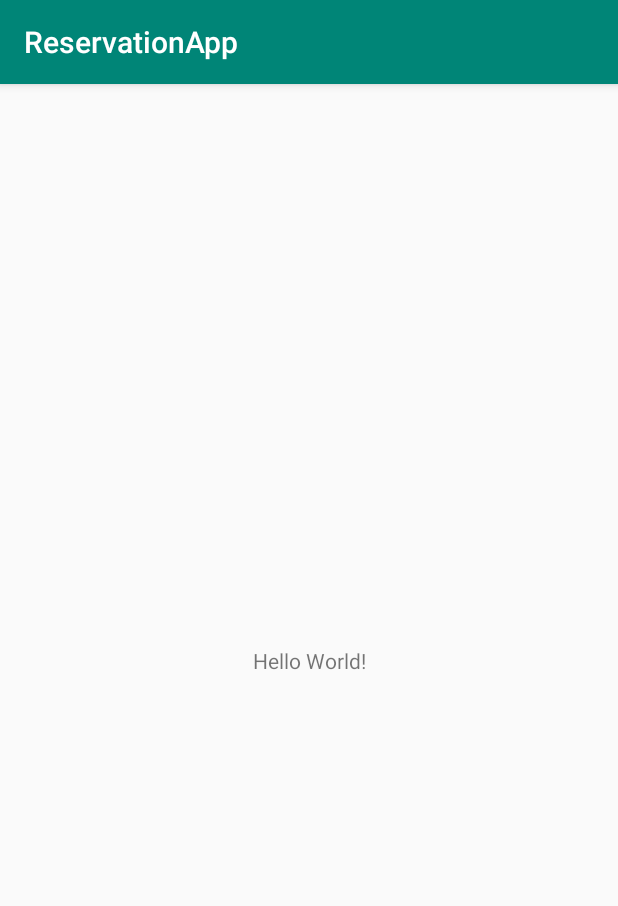
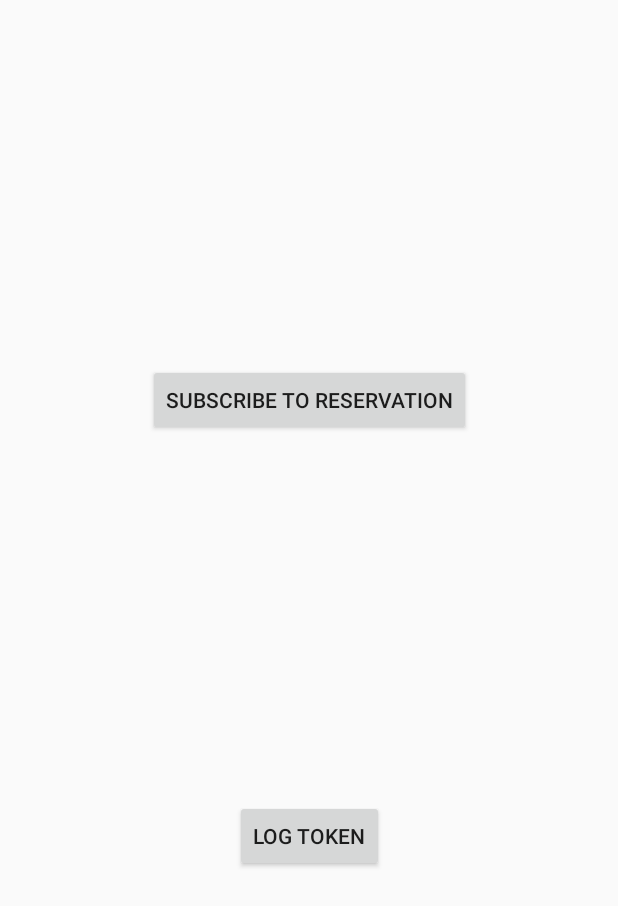
Before and after one commit to sonhyenoh/Reservation-App, an Android app: the screen it shows after launch (MainActivity), on a phone screen of 412 x 824 dp. Shown: the top 906 px of the screen. Run offline under Robolectric (Android 15) with nearby library versions, the phone set to English and light mode, and no system bars.

Commit message:
Firebase Cloud Messaging

```diff
--- a/ReservationApp/app/src/main/java/com/example/reservationapp/MainActivity.kt
+++ b/ReservationApp/app/src/main/java/com/example/reservationapp/MainActivity.kt
@@ -1,12 +1,90 @@
 package com.example.reservationapp
 
+import android.app.NotificationChannel
+import android.app.NotificationManager
+import android.os.Build
+import android.os.Bundle
+import android.util.Log
+import android.widget.Toast
 import androidx.appcompat.app.AppCompatActivity
-import android.os.Bundle
+import com.google.android.gms.tasks.OnCompleteListener
+import com.google.firebase.iid.FirebaseInstanceId
+import com.google.firebase.messaging.FirebaseMessaging
+import kotlinx.android.synthetic.main.activity_main.*
 
 class MainActivity : AppCompatActivity() {
 
     override fun onCreate(savedInstanceState: Bundle?) {
         super.onCreate(savedInstanceState)
         setContentView(R.layout.activity_main)
+
+        if (Build.VERSION.SDK_INT >= Build.VERSION_CODES.O) {
+            // Create channel to show notifications.
+            val channelId = getString(R.string.default_notification_channel_id)
+            val channelName = getString(R.string.default_notification_channel_name)
+            val notificationManager = getSystemService(NotificationManager::class.java)
+            notificationManager?.createNotificationChannel(NotificationChannel(channelId,
+                channelName, NotificationManager.IMPORTANCE_LOW))
+        }
+
+        // If a notification message is tapped, any data accompanying the notification
+        // message is available in the intent extras. In this sample the launcher
+        // intent is fired when the notification is tapped, so any accompanying data would
+        // be handled here. If you want a different intent fired, set the click_action
+        // field of the notification message to the desired intent. The launcher intent
+        // is used when no click_action is specified.
+        //
+        // Handle possible data accompanying notification message.
+        // [START handle_data_extras]
+        intent.extras?.let {
+            for (key in it.keySet()) {
+                val value = intent.extras?.get(key)
+                Log.d(TAG, "Key: $key Value: $value")
+            }
+        }
+        // [END handle_data_extras]
+
+        subscribeButton.setOnClickListener {
+            Log.d(TAG, "Subscribing to reservation topic")
+            // [START subscribe_topics]
+            FirebaseMessaging.getInstance().subscribeToTopic("reservation")
+                .addOnCompleteListener { task ->
+                    var msg = getString(R.string.msg_subscribed)
+                    if (!task.isSuccessful) {
+                        msg = getString(R.string.msg_subscribe_failed)
+                    }
+                    Log.d(TAG, msg)
+                    Toast.makeText(baseContext, msg, Toast.LENGTH_SHORT).show()
+                }
+            // [END subscribe_topics]
+        }
+
+        logTokenButton.setOnClickListener {
+            // Get token
+            // [START retrieve_current_token]
+            FirebaseInstanceId.getInstance().instanceId
+                .addOnCompleteListener(OnCompleteListener { task ->
+                    if (!task.isSuccessful) {
+                        Log.w(TAG, "getInstanceId failed", task.exception)
+                        return@OnCompleteListener
+                    }
+
+                    // Get new Instance ID token
+                    val token = task.result?.token
+
+                    // Log and toast
+                    val msg = getString(R.string.msg_token_fmt, token)
+                    Log.d(TAG, msg)
+                    Toast.makeText(baseContext, msg, Toast.LENGTH_SHORT).show()
+                })
+            // [END retrieve_current_token]
+        }
+
+        Toast.makeText(this, "See README for setup instructions", Toast.LENGTH_SHORT).show()
+    }
+
+    companion object {
+
+        private const val TAG = "MainActivity"
     }
 }
--- a/ReservationApp/app/src/main/res/layout/activity_main.xml
+++ b/ReservationApp/app/src/main/res/layout/activity_main.xml
@@ -7,13 +7,24 @@
         android:layout_height="match_parent"
         tools:context=".MainActivity">
 
-    <TextView
+    <Button
+            android:id="@+id/subscribeButton"
             android:layout_width="wrap_content"
             android:layout_height="wrap_content"
-            android:text="Hello World!"
+            app:layout_constraintTop_toTopOf="parent"
+            app:layout_constraintBottom_toTopOf="@id/logTokenButton"
+            app:layout_constraintLeft_toLeftOf="parent"
+            app:layout_constraintRight_toRightOf="parent"
+            android:text="@string/subscribe_to_reservation" />
+
+    <Button
+            android:id="@+id/logTokenButton"
+            android:layout_width="wrap_content"
+            android:layout_height="wrap_content"
+            app:layout_constraintTop_toBottomOf="@id/subscribeButton"
             app:layout_constraintBottom_toBottomOf="parent"
             app:layout_constraintLeft_toLeftOf="parent"
             app:layout_constraintRight_toRightOf="parent"
-            app:layout_constraintTop_toTopOf="parent"/>
+            android:text="@string/log_token" />
 
 </androidx.constraintlayout.widget.ConstraintLayout>
--- a/ReservationApp/app/src/main/res/values/strings.xml
+++ b/ReservationApp/app/src/main/res/values/strings.xml
@@ -1,3 +1,12 @@
 <resources>
     <string name="app_name">ReservationApp</string>
+
+    <string name="subscribe_to_reservation">Subscribe To Reservation</string>
+    <string name="log_token">Log Token</string>
+    <string name="msg_subscribed">Subscribed to reservation topic</string>
+    <string name="msg_token_fmt" translatable="false">InstanceID Token: %s</string>
+    <string name="default_notification_channel_id" translatable="false">fcm_default_channel</string>
+    <string name="default_notification_channel_name" translatable="true">Reservation</string>
+    <string name="msg_subscribe_failed">Failed to subscribe to reservation topic</string>
+    <string name="fcm_message">FCM Message</string>
 </resources>
--- a/ReservationApp/app/src/main/res/values/styles.xml
+++ b/ReservationApp/app/src/main/res/values/styles.xml
@@ -6,6 +6,9 @@
         <item name="colorPrimary">@color/colorPrimary</item>
         <item name="colorPrimaryDark">@color/colorPrimaryDark</item>
         <item name="colorAccent">@color/colorAccent</item>
+
+        <item name="windowActionBar">false</item>
+        <item name="windowNoTitle">true</item>
     </style>
 
 </resources>
--- a/ReservationApp/build.gradle
+++ b/ReservationApp/build.gradle
@@ -12,6 +12,7 @@ buildscript {
         classpath "org.jetbrains.kotlin:kotlin-gradle-plugin:$kotlin_version"
         // NOTE: Do not place your application dependencies here; they belong
         // in the individual module build.gradle files
+        classpath 'com.google.gms:google-services:4.3.2'
     }
 }
 
```
Also changed, not shown: ReservationApp/app/build.gradle (+8 -0 lines), ReservationApp/app/src/main/AndroidManifest.xml (+8 -0 lines), ReservationApp/app/src/main/java/com/example/reservationapp/MyFirebaseMessagingService.kt (added, +147 -0 lines), ReservationApp/app/src/main/java/com/example/reservationapp/MyWorker.kt (added, +21 -0 lines), 1 other file.
